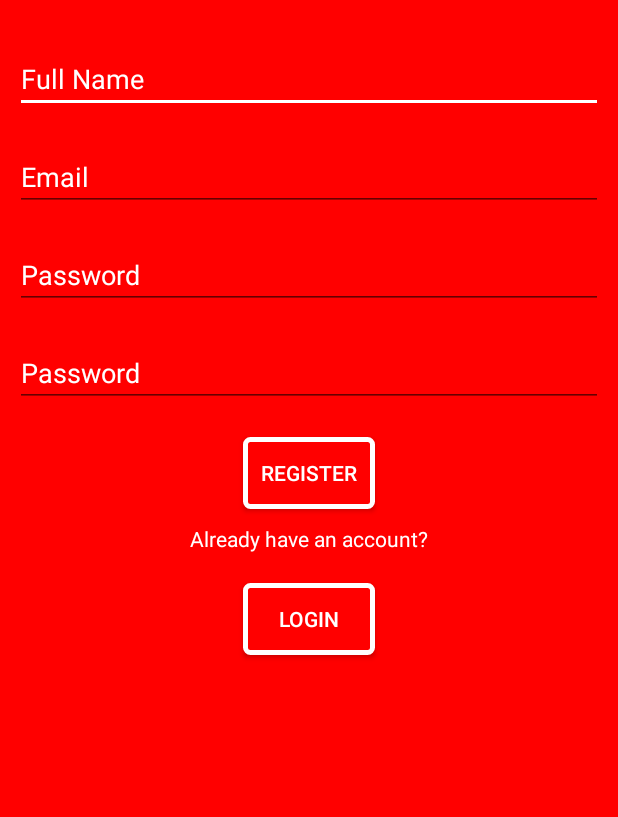
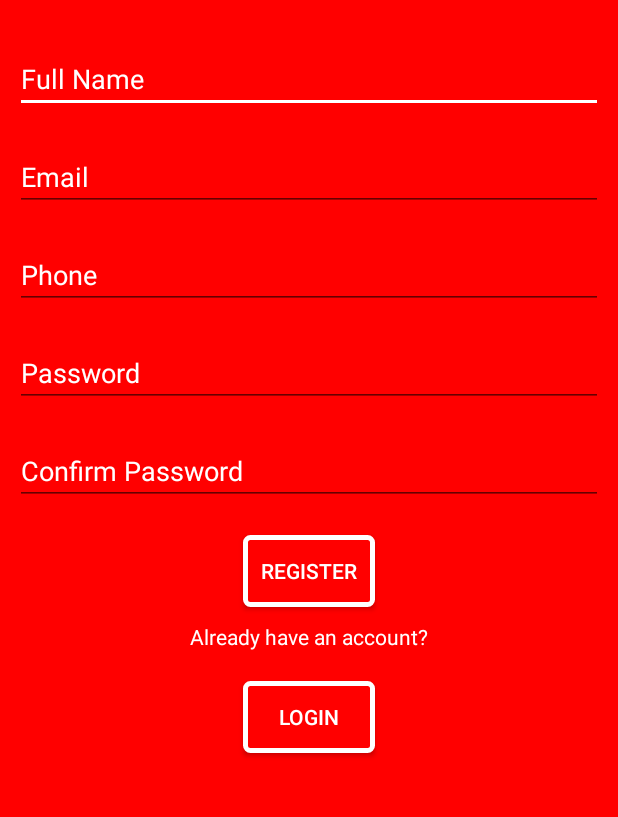
Before and after one commit to angkutproject/AngkutAndroidDummy, an Android app: the Register screen opened directly, with no data from a screen before it, on a phone screen of 412 x 824 dp, the part 165-982 px from its top. Run offline under Robolectric (Android 15) with nearby library versions, the phone set to English and light mode, and no system bars; our stand-ins replace Volley; network calls fail.

Commit message:
Adding Register Changes

```diff
--- a/app/src/main/res/layout/activity_register.xml
+++ b/app/src/main/res/layout/activity_register.xml
@@ -39,6 +39,14 @@
             android:layout_height="wrap_content"
             android:layout_margin="10dp"/>
         <EditText
+            android:id="@+id/edtPhone"
+            android:layout_width="match_parent"
+            android:textColor="@color/colorWhite"
+            android:textColorHint="@color/colorWhite"
+            android:hint="@string/phone"
+            android:layout_height="wrap_content"
+            android:layout_margin="10dp"/>
+        <EditText
             android:id="@+id/edtPassword"
             android:hint="@string/password"
             android:textColorHint="@color/colorWhite"
@@ -49,7 +57,7 @@
             android:layout_margin="10dp"/>
         <EditText
             android:id="@+id/edtConfirmPassword"
-            android:hint="@string/password"
+            android:hint="@string/confpass"
             android:textColorHint="@color/colorWhite"
             android:textColor="@color/colorWhite"
             android:layout_width="match_parent"
--- a/app/src/main/res/values/strings.xml
+++ b/app/src/main/res/values/strings.xml
@@ -12,4 +12,6 @@
     <string name="nav_header_subtitle">android.studio@android.com</string>
     <string name="nav_header_desc">Navigation header</string>
     <string name="action_settings">Settings</string>
+    <string name="confpass">Confirm Password</string>
+    <string name="phone">Phone</string>
 </resources>
```
Also changed, not shown: app/src/main/java/app/slme/angkutcom/Login.java (+4 -3 lines), app/src/main/java/app/slme/angkutcom/Register.java (+53 -8 lines).
